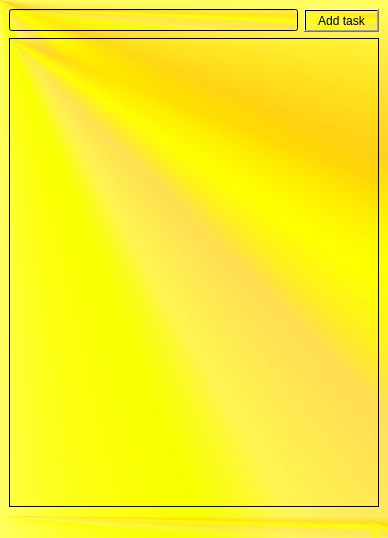
First picture: the form in To-Do-List-app/main_window.ui, repository maryamsaeedi17/Qt-and-Sqlite, before the edit.
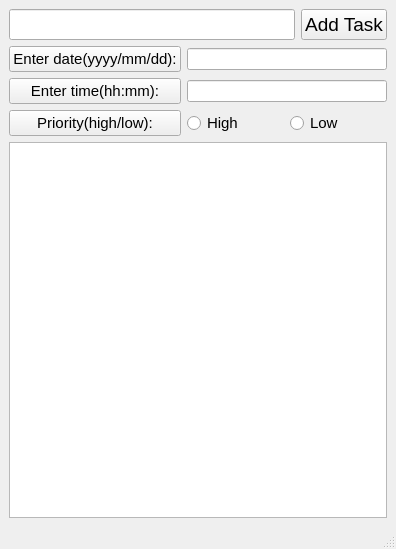
Second picture: the form after the edit.

```diff
--- a/To-Do-List-app/main_window.ui
+++ b/To-Do-List-app/main_window.ui
@@ -6,36 +6,117 @@
    <rect>
     <x>0</x>
     <y>0</y>
-    <width>388</width>
-    <height>538</height>
+    <width>396</width>
+    <height>549</height>
    </rect>
   </property>
   <property name="windowTitle">
    <string>To Do app.📝</string>
   </property>
   <property name="styleSheet">
-   <string notr="true">background-color: qconicalgradient(cx:0, cy:0, angle:135, stop:0 rgba(255, 255, 0, 69), stop:0.375 rgba(255, 255, 0, 69), stop:0.423533 rgba(251, 255, 0, 145), stop:0.45 rgba(247, 255, 0, 208), stop:0.477581 rgba(255, 244, 71, 130), stop:0.518717 rgba(255, 218, 71, 130), stop:0.55 rgba(255, 255, 0, 255), stop:0.57754 rgba(255, 203, 0, 130), stop:0.625 rgba(255, 255, 0, 69), stop:1 rgba(255, 255, 0, 69));</string>
+   <string notr="true"/>
   </property>
   <widget class="QWidget" name="centralwidget">
-   <layout class="QGridLayout" name="gridLayout">
-    <item row="0" column="0">
-     <layout class="QVBoxLayout" name="tasks"/>
+   <layout class="QVBoxLayout" name="verticalLayout">
+    <item>
+     <layout class="QGridLayout" name="gl_tasks"/>
     </item>
-    <item row="1" column="0">
+    <item>
      <layout class="QHBoxLayout" name="horizontalLayout">
       <item>
-       <widget class="QLineEdit" name="tb_newtask"/>
+       <widget class="QLineEdit" name="tb_new_task">
+        <property name="font">
+         <font>
+          <pointsize>14</pointsize>
+         </font>
+        </property>
+       </widget>
       </item>
       <item>
-       <widget class="QPushButton" name="btn_add">
+       <widget class="QPushButton" name="btn_new_task">
+        <property name="font">
+         <font>
+          <pointsize>14</pointsize>
+         </font>
+        </property>
         <property name="text">
-         <string>Add task</string>
+         <string>Add Task</string>
         </property>
        </widget>
       </item>
      </layout>
     </item>
-    <item row="2" column="0">
+    <item>
+     <layout class="QGridLayout" name="gridLayout">
+      <item row="1" column="0">
+       <widget class="QPushButton" name="pushButton_2">
+        <property name="font">
+         <font>
+          <pointsize>11</pointsize>
+         </font>
+        </property>
+        <property name="text">
+         <string>Enter time(hh:mm):</string>
+        </property>
+       </widget>
+      </item>
+      <item row="0" column="0">
+       <widget class="QPushButton" name="pushButton">
+        <property name="font">
+         <font>
+          <pointsize>11</pointsize>
+         </font>
+        </property>
+        <property name="text">
+         <string>Enter date(yyyy/mm/dd):</string>
+        </property>
+       </widget>
+      </item>
+      <item row="0" column="1" colspan="2">
+       <widget class="QLineEdit" name="tb_date"/>
+      </item>
+      <item row="1" column="1" colspan="2">
+       <widget class="QLineEdit" name="tb_time"/>
+      </item>
+      <item row="2" column="0">
+       <widget class="QPushButton" name="pushButton_3">
+        <property name="font">
+         <font>
+          <pointsize>11</pointsize>
+         </font>
+        </property>
+        <property name="text">
+         <string>Priority(high/low):</string>
+        </property>
+       </widget>
+      </item>
+      <item row="2" column="1">
+       <widget class="QRadioButton" name="rdb_high">
+        <property name="font">
+         <font>
+          <pointsize>11</pointsize>
+         </font>
+        </property>
+        <property name="text">
+         <string>High</string>
+        </property>
+       </widget>
+      </item>
+      <item row="2" column="2">
+       <widget class="QRadioButton" name="rdb_low">
+        <property name="font">
+         <font>
+          <pointsize>11</pointsize>
+         </font>
+        </property>
+        <property name="text">
+         <string>Low</string>
+        </property>
+       </widget>
+      </item>
+     </layout>
+    </item>
+    <item>
      <widget class="QTextEdit" name="tb_description"/>
     </item>
    </layout>
```
Left out of the diff: 4 changed lines with no effect on the pictures.
